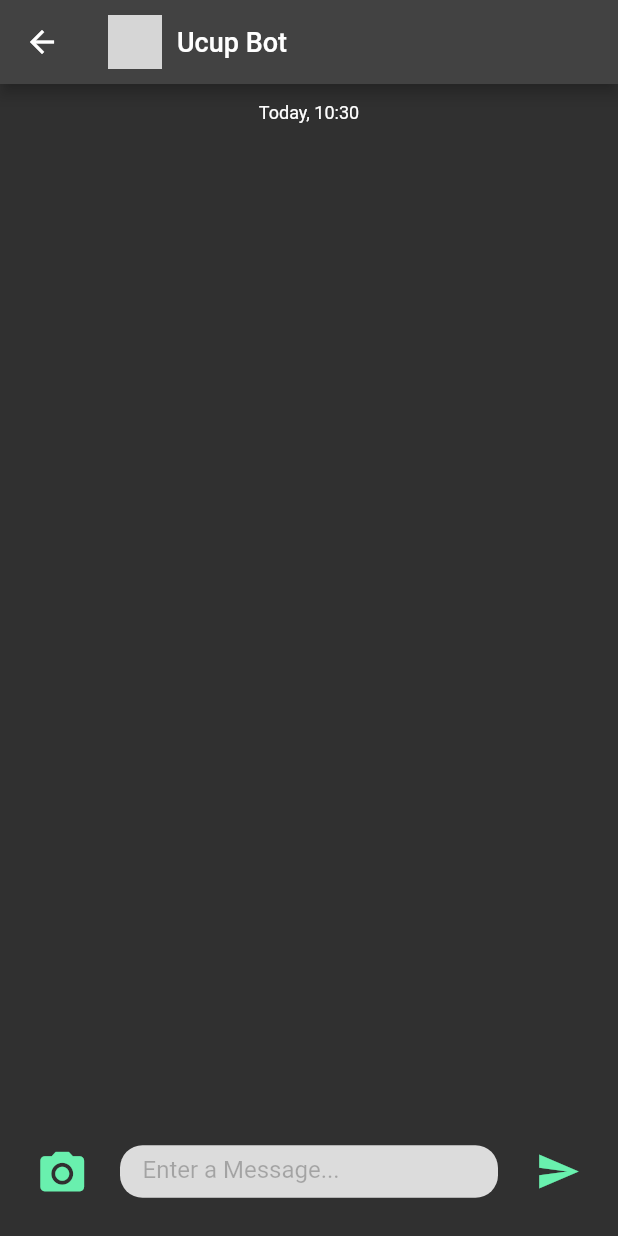
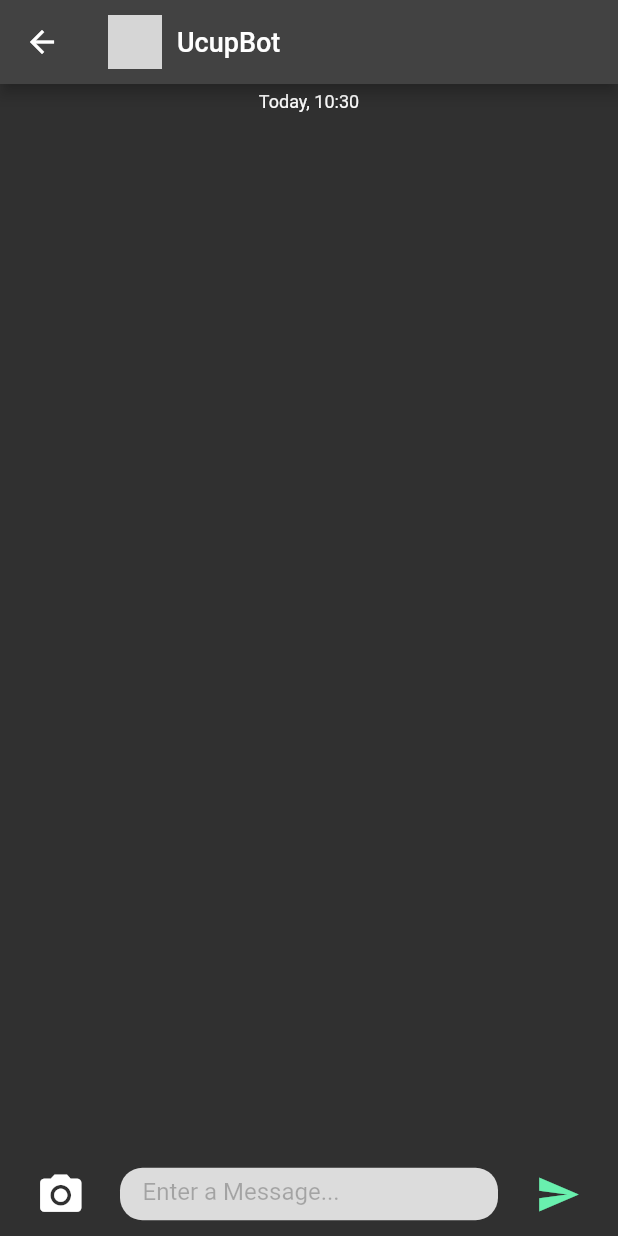
Before and after one commit to yusptar/JawaBot, a Flutter app: the screen it shows after launch, on a phone screen of 412 x 824 dp. Run offline on Flutter 3.47's test engine with Material 2 defaults, Android fonts, the phone set to English and light mode, and no system bars; missing offline and left inert: dialog_flowtter; grey boxes are pictures that could not be loaded.

Commit message:
update ui

```diff
--- a/lib/pages/chat_pages.dart
+++ b/lib/pages/chat_pages.dart
@@ -39,7 +39,7 @@ class _HomeState extends State<Home> {
             Container(
               padding: const EdgeInsets.all(10.0),
               child: const Text(
-                'Ucup Bot',
+                'UcupBot',
                 style: TextStyle(fontSize: 18),
               ),
             ),
@@ -50,7 +50,7 @@ class _HomeState extends State<Home> {
         child: Column(
           children: [
             Container(
-              padding: const EdgeInsets.only(top: 12, bottom: 10),
+              padding: const EdgeInsets.only(top: 5, bottom: 5),
               child: Text(
                 "Today, ${DateFormat("Hm").format(DateTime.now())}",
                 style: const TextStyle(fontSize: 12),
@@ -63,8 +63,8 @@ class _HomeState extends State<Home> {
               leading: IconButton(
                 icon: const Icon(
                   Icons.camera_alt,
-                  color: Colors.greenAccent,
-                  size: 35,
+                  color: Colors.white,
+                  size: 33,
                 ),
                 onPressed: () {},
               ),
@@ -101,9 +101,6 @@ class _HomeState extends State<Home> {
                     _controller.clear();
                   }),
             ),
-            const SizedBox(
-              height: 15.0,
-            )
           ],
         ),
       ),
--- a/lib/pages/splashscreen.dart
+++ b/lib/pages/splashscreen.dart
@@ -52,7 +52,7 @@ class _SplashScreenState extends State<SplashScreen> {
                         ),
                       ),
                       Padding(
-                        padding: EdgeInsets.only(top: 10.0),
+                        padding: EdgeInsets.only(top: 5.0),
                       ),
                       Text(
                         'UcupBot',
```
